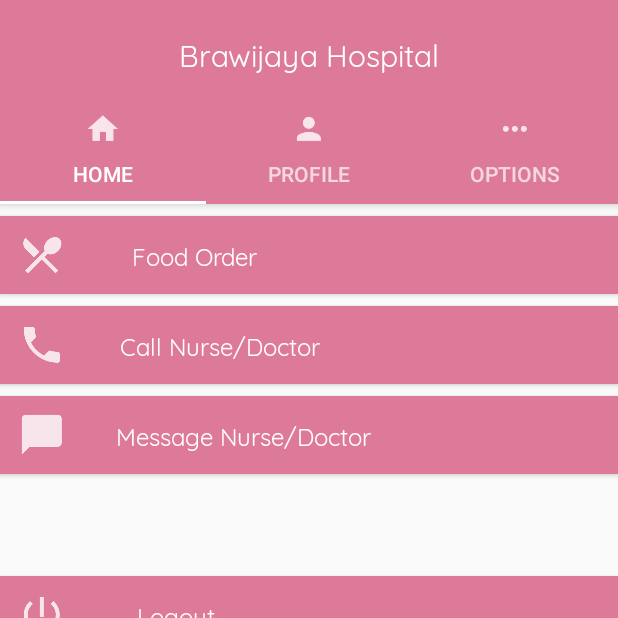
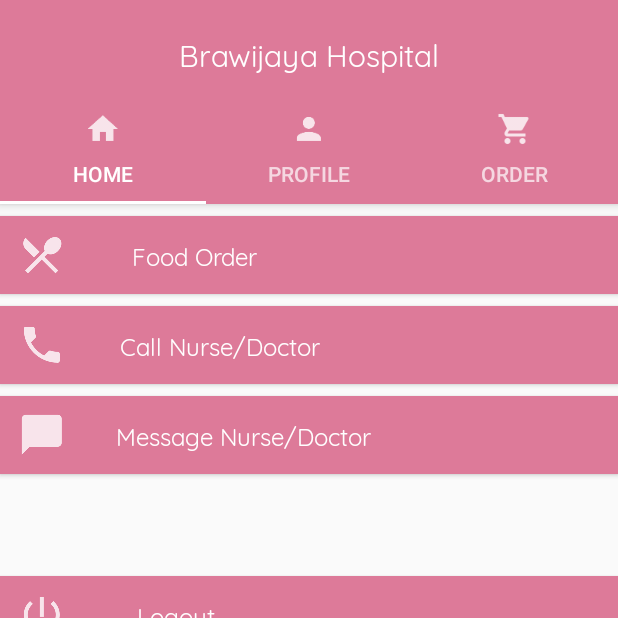
Before and after one commit to rioputroo/brawijaya_apps, an Android app: the HomePatientActivity screen opened directly, with no data from a screen before it, on a phone screen of 412 x 824 dp, the top half of it. Run offline under Robolectric (Android 15) with nearby library versions, the phone set to English and light mode, and no system bars.

Commit message:
testing order button

```diff
--- a/app/src/main/res/layout/activity_home_patient.xml
+++ b/app/src/main/res/layout/activity_home_patient.xml
@@ -60,7 +60,7 @@
                 android:id="@+id/tabItem3"
                 android:layout_width="wrap_content"
                 android:layout_height="wrap_content"
-                android:icon="@drawable/ic_options"
+                android:icon="@drawable/ic_cart"
                 android:text="@string/tab_text_3" />
 
         </android.support.design.widget.TabLayout>
--- a/app/src/main/res/values/strings.xml
+++ b/app/src/main/res/values/strings.xml
@@ -9,7 +9,7 @@
     <string name="title_activity_home_patient">HomePatientActivity</string>
     <string name="tab_text_1">Home</string>
     <string name="tab_text_2">Profile</string>
-    <string name="tab_text_3">Options</string>
+    <string name="tab_text_3">Order</string>
     <string name="title_activity_food_order">FoodOrderActivity</string>
     <string name="title_activity_rices_menu">RicesMenu</string>
     <string name="title_activity_food_details">FoodDetailsActivity</string>
```
Also changed, not shown: app/src/main/java/com/example/nb_rioputro/brawijaya_apps/FoodDetailsActivity.java (+17 -3 lines), app/src/main/res/drawable-hdpi/ic_cart.png (added), app/src/main/res/drawable-mdpi/ic_cart.png (added), app/src/main/res/drawable-xhdpi/ic_cart.png (added), app/src/main/res/drawable-xxhdpi/ic_cart.png (added).
